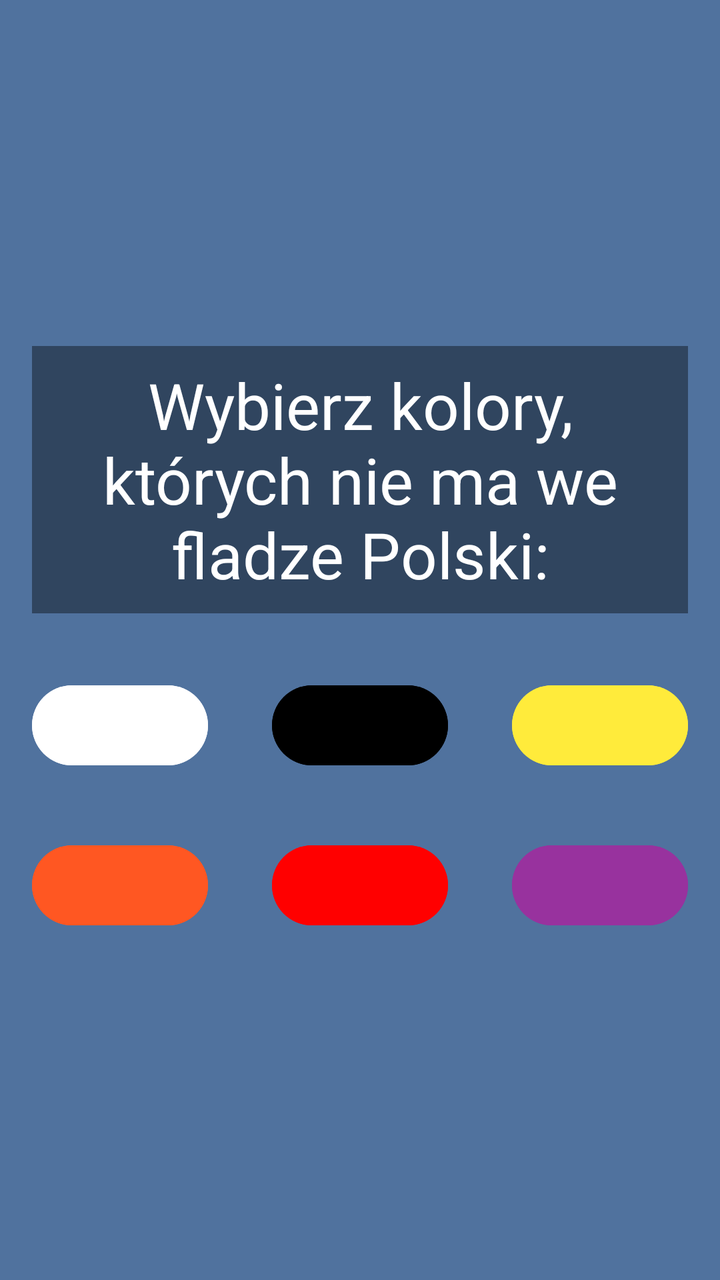
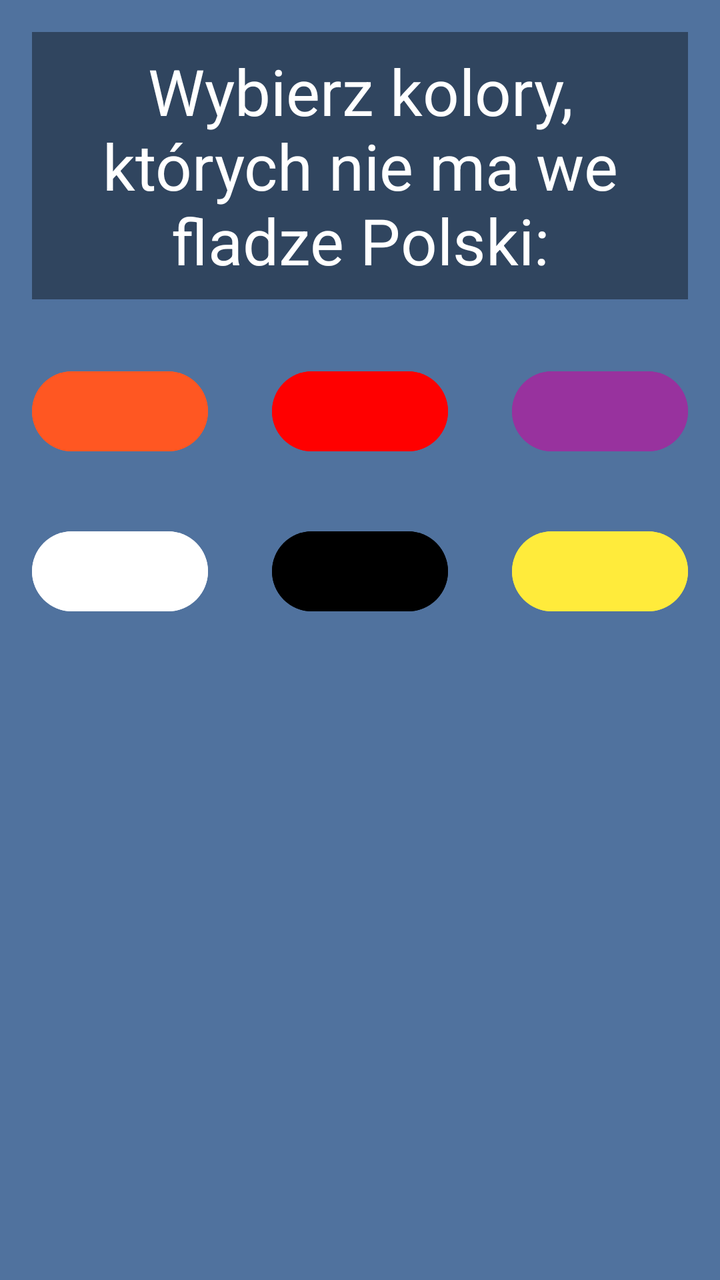

An Android layout rendered at two revisions. The XML below is the earlier revision; the diff shows what the commit changed to produce the second picture.
<!-- AndroidManifest.xml: application theme Theme.Flagi -->
<!-- res/layout/activity_main.xml -->
<?xml version="1.0" encoding="utf-8"?>
<LinearLayout xmlns:android="http://schemas.android.com/apk/res/android"
    xmlns:app="http://schemas.android.com/apk/res-auto"
    xmlns:tools="http://schemas.android.com/tools"
    android:id="@+id/main"
    android:layout_width="match_parent"
    android:layout_height="match_parent"
    android:orientation="vertical"
    android:background="#50729E"
    android:gravity="center"
    tools:context=".MainActivity">
    

    <TextView
        android:id="@+id/textViewPytanie"
        android:layout_width="match_parent"
        android:layout_height="wrap_content"
        android:textAlignment="center"
        android:textSize="@dimen/rozmiar_tekstu_pytanie"
        android:layout_margin="16dp"
        android:padding="8dp"
        android:textColor="#FFFFFF"
        android:background="#66000000"
        android:text="@string/polecenie" />

    <LinearLayout
        android:layout_width="match_parent"
        android:layout_height="wrap_content"
        android:orientation="horizontal">

        <Button
            android:id="@+id/button"
            android:layout_width="wrap_content"
            android:layout_height="wrap_content"
            android:backgroundTint="@color/white1"
            android:layout_weight="1"
            android:layout_margin="@dimen/margin_button"
            android:onClick="sprawdzOK"
            android:text="" />

        


    <Button
        android:id="@+id/button2"
        android:layout_width="wrap_content"
        android:layout_height="wrap_content"
        android:backgroundTint="@color/black"
        android:layout_weight="1"
        android:layout_margin="@dimen/margin_button"
        android:onClick="sprawdzNieOK"
        android:text="" />

    <Button
        android:id="@+id/button3"
        android:layout_width="wrap_content"
        android:layout_height="wrap_content"
        android:backgroundTint="@color/yellow"
        android:layout_weight="1"
        android:layout_margin="@dimen/margin_button"
        android:onClick="sprawdzNieOK"
        android:text="" />
</LinearLayout>

    <LinearLayout
        android:layout_width="match_parent"
        android:layout_height="wrap_content"
        android:orientation="horizontal">

        <Button
            android:id="@+id/button4"
            android:layout_width="wrap_content"
            android:layout_height="wrap_content"
            android:backgroundTint="@color/orange"
            android:layout_weight="1"
            android:layout_margin="@dimen/margin_button"
            android:onClick="sprawdzNieOK"
            android:text="" />

        <Button
            android:id="@+id/button5"
            android:layout_width="wrap_content"
            android:layout_height="wrap_content"
            android:backgroundTint="@color/red"
            android:layout_weight="1"
            android:layout_margin="@dimen/margin_button"
            android:onClick="sprawdzOK"
            android:text="" />

        <Button
            android:id="@+id/button6"
            android:layout_width="wrap_content"
            android:layout_height="wrap_content"
            android:backgroundTint="@color/purple"
            android:layout_weight="1"
            android:layout_margin="@dimen/margin_button"
            android:onClick="sprawdzNieOK"
            android:text="" />
    </LinearLayout>
</LinearLayout>
<!-- resources referenced by this layout -->
<resources>
  <color name="black">#FF000000</color>
  <color name="orange">#FF5722</color>
  <color name="purple">#98329E</color>
  <color name="red">#FF0000</color>
  <color name="white1">#FFFFFF</color>
  <color name="yellow">#FFEB3B</color>
  <dimen name="margin_button">16dp</dimen>
  <dimen name="rozmiar_tekstu_pytanie">32sp</dimen>
  <string name="polecenie">Wybierz kolory, których nie ma we fladze Polski:</string>
  <style name="Theme.Flagi" parent="Base.Theme.Flagi" />
  <style name="Base.Theme.Flagi" parent="Theme.Material3.DayNight.NoActionBar">
          
          
      </style>
</resources>

<!-- the commit's change to res/layout/activity_main.xml (unified diff, before → after) -->
@@ -13,7 +13,7 @@
 
     <TextView
         android:id="@+id/textViewPytanie"
-        android:layout_width="match_parent"
+        android:layout_width="wrap_content"
         android:layout_height="wrap_content"
         android:textAlignment="center"
         android:textSize="@dimen/rozmiar_tekstu_pytanie"
@@ -25,76 +25,83 @@
 
     <LinearLayout
         android:layout_width="match_parent"
-        android:layout_height="wrap_content"
-        android:orientation="horizontal">
+        android:layout_height="match_parent"
+        android:orientation="vertical">
 
-        <Button
-            android:id="@+id/button"
-            android:layout_width="wrap_content"
+        <LinearLayout
+            android:layout_width="match_parent"
             android:layout_height="wrap_content"
-            android:backgroundTint="@color/white1"
-            android:layout_weight="1"
-            android:layout_margin="@dimen/margin_button"
-            android:onClick="sprawdzOK"
-            android:text="" />
+            android:orientation="horizontal">
 
-        
+            <Button
+                android:id="@+id/button4"
+                android:layout_width="wrap_content"
+                android:layout_height="wrap_content"
+                android:layout_margin="@dimen/margin_button"
+                android:layout_weight="1"
+                android:backgroundTint="@color/orange"
+                android:onClick="sprawdzNieOK"
+                android:text="" />
+
+            <Button
+                android:id="@+id/button5"
+                android:layout_width="wrap_content"
+                android:layout_height="wrap_content"
+                android:layout_margin="@dimen/margin_button"
+                android:layout_weight="1"
+                android:backgroundTint="@color/red"
+                android:onClick="sprawdzOK"
+                android:text="" />
+
+            <Button
+                android:id="@+id/button6"
+                android:layout_width="wrap_content"
+                android:layout_height="wrap_content"
+                android:layout_margin="@dimen/margin_button"
+                android:layout_weight="1"
+                android:backgroundTint="@color/purple"
+                android:onClick="sprawdzNieOK"
+                android:text="" />
+        </LinearLayout>
+
+        <LinearLayout
+            android:layout_width="match_parent"
+            android:layout_height="wrap_content"
+            android:orientation="horizontal">
+
+            <Button
+                android:id="@+id/button"
+                android:layout_width="wrap_content"
+                android:layout_height="wrap_content"
+                android:layout_margin="@dimen/margin_button"
+                android:layout_weight="1"
+                android:backgroundTint="@color/white1"
+                android:onClick="sprawdzOK"
+                android:text="" />
+
+            
 
 
-    <Button
-        android:id="@+id/button2"
-        android:layout_width="wrap_content"
-        android:layout_height="wrap_content"
-        android:backgroundTint="@color/black"
-        android:layout_weight="1"
-        android:layout_margin="@dimen/margin_button"
-        android:onClick="sprawdzNieOK"
-        android:text="" />
+            <Button
+                android:id="@+id/button2"
+                android:layout_width="wrap_content"
+                android:layout_height="wrap_content"
+                android:layout_margin="@dimen/margin_button"
+                android:layout_weight="1"
+                android:backgroundTint="@color/black"
+                android:onClick="sprawdzNieOK"
+                android:text="" />
 
-    <Button
-        android:id="@+id/button3"
-        android:layout_width="wrap_content"
-        android:layout_height="wrap_content"
-        android:backgroundTint="@color/yellow"
-        android:layout_weight="1"
-        android:layout_margin="@dimen/margin_button"
-        android:onClick="sprawdzNieOK"
-        android:text="" />
+            <Button
+                android:id="@+id/button3"
+                android:layout_width="wrap_content"
+                android:layout_height="wrap_content"
+                android:layout_margin="@dimen/margin_button"
+                android:layout_weight="1"
+                android:backgroundTint="@color/yellow"
+                android:onClick="sprawdzNieOK"
+                android:text="" />
+        </LinearLayout>
+    </LinearLayout>
+
 </LinearLayout>
-
-    <LinearLayout
-        android:layout_width="match_parent"
-        android:layout_height="wrap_content"
-        android:orientation="horizontal">
-
-        <Button
-            android:id="@+id/button4"
-            android:layout_width="wrap_content"
-            android:layout_height="wrap_content"
-            android:backgroundTint="@color/orange"
-            android:layout_weight="1"
-            android:layout_margin="@dimen/margin_button"
-            android:onClick="sprawdzNieOK"
-            android:text="" />
-
-        <Button
-            android:id="@+id/button5"
-            android:layout_width="wrap_content"
-            android:layout_height="wrap_content"
-            android:backgroundTint="@color/red"
-            android:layout_weight="1"
-            android:layout_margin="@dimen/margin_button"
-            android:onClick="sprawdzOK"
-            android:text="" />
-
-        <Button
-            android:id="@+id/button6"
-            android:layout_width="wrap_content"
-            android:layout_height="wrap_content"
-            android:backgroundTint="@color/purple"
-            android:layout_weight="1"
-            android:layout_margin="@dimen/margin_button"
-            android:onClick="sprawdzNieOK"
-            android:text="" />
-    </LinearLayout>
-</LinearLayout>
